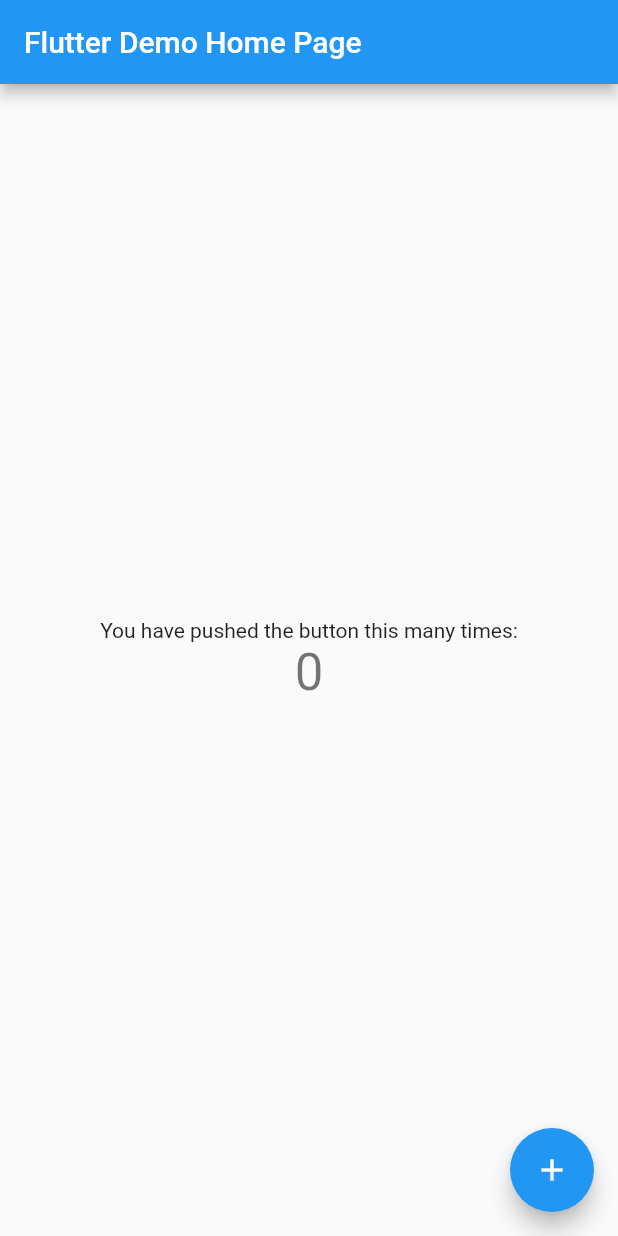
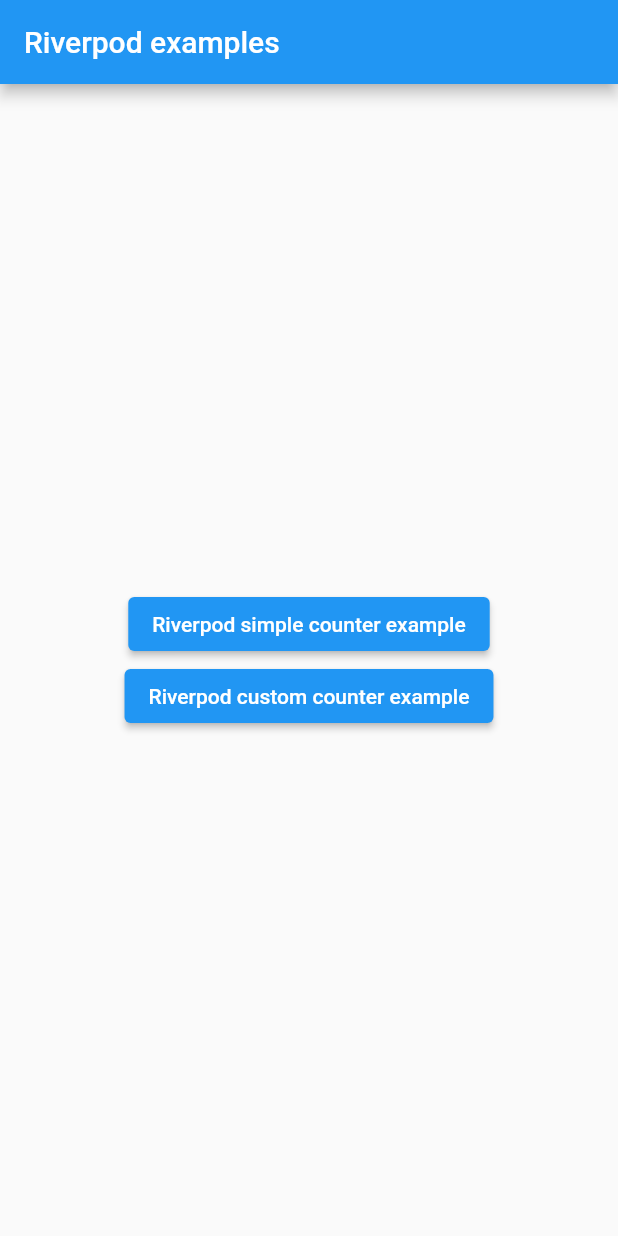
Before and after one commit to melany-182/software_control_riverpod, a Flutter app: the screen it shows after launch, on a phone screen of 412 x 824 dp. Run offline on Flutter 3.47's test engine with Material 2 defaults, Android fonts, the phone set to English and light mode, and no system bars; our stand-ins replace flutter_riverpod.

Commit message:
implementación del ejemplo básico de riverpod

```diff
--- a/lib/main.dart
+++ b/lib/main.dart
@@ -1,115 +1,55 @@
 import 'package:flutter/material.dart';
+import 'package:flutter_riverpod/flutter_riverpod.dart';
+import 'package:software_practica_riverpod/custom%20class/counter_custom.dart';
+import 'package:software_practica_riverpod/simple/counter_simple.dart';
 
 void main() {
-  runApp(const MyApp());
+  runApp(const ProviderScope(child: MyApp()));
 }
 
 class MyApp extends StatelessWidget {
-  const MyApp({super.key});
+  const MyApp({Key? key}) : super(key: key);
 
-  // This widget is the root of your application.
   @override
   Widget build(BuildContext context) {
-    return MaterialApp(
-      title: 'Flutter Demo',
-      theme: ThemeData(
-        // This is the theme of your application.
-        //
-        // Try running your application with "flutter run". You'll see the
-        // application has a blue toolbar. Then, without quitting the app, try
-        // changing the primarySwatch below to Colors.green and then invoke
-        // "hot reload" (press "r" in the console where you ran "flutter run",
-        // or simply save your changes to "hot reload" in a Flutter IDE).
-        // Notice that the counter didn't reset back to zero; the application
-        // is not restarted.
-        primarySwatch: Colors.blue,
-      ),
-      home: const MyHomePage(title: 'Flutter Demo Home Page'),
-    );
+    return MaterialApp(home: RiverpodHome());
   }
 }
 
-class MyHomePage extends StatefulWidget {
-  const MyHomePage({super.key, required this.title});
-
-  // This widget is the home page of your application. It is stateful, meaning
-  // that it has a State object (defined below) that contains fields that affect
-  // how it looks.
-
-  // This class is the configuration for the state. It holds the values (in this
-  // case the title) provided by the parent (in this case the App widget) and
-  // used by the build method of the State. Fields in a Widget subclass are
-  // always marked "final".
-
-  final String title;
-
-  @override
-  State<MyHomePage> createState() => _MyHomePageState();
-}
-
-class _MyHomePageState extends State<MyHomePage> {
-  int _counter = 0;
-
-  void _incrementCounter() {
-    setState(() {
-      // This call to setState tells the Flutter framework that something has
-      // changed in this State, which causes it to rerun the build method below
-      // so that the display can reflect the updated values. If we changed
-      // _counter without calling setState(), then the build method would not be
-      // called again, and so nothing would appear to happen.
-      _counter++;
-    });
-  }
-
+class RiverpodHome extends StatelessWidget {
   @override
   Widget build(BuildContext context) {
-    // This method is rerun every time setState is called, for instance as done
-    // by the _incrementCounter method above.
-    //
-    // The Flutter framework has been optimized to make rerunning build methods
-    // fast, so that you can just rebuild anything that needs updating rather
-    // than having to individually change instances of widgets.
     return Scaffold(
       appBar: AppBar(
-        // Here we take the value from the MyHomePage object that was created by
-        // the App.build method, and use it to set our appbar title.
-        title: Text(widget.title),
+        title: Text('Riverpod examples'),
       ),
       body: Center(
-        // Center is a layout widget. It takes a single child and positions it
-        // in the middle of the parent.
         child: Column(
-          // Column is also a layout widget. It takes a list of children and
-          // arranges them vertically. By default, it sizes itself to fit its
-          // children horizontally, and tries to be as tall as its parent.
-          //
-          // Invoke "debug painting" (press "p" in the console, choose the
-          // "Toggle Debug Paint" action from the Flutter Inspector in Android
-          // Studio, or the "Toggle Debug Paint" command in Visual Studio Code)
-          // to see the wireframe for each widget.
-          //
-          // Column has various properties to control how it sizes itself and
-          // how it positions its children. Here we use mainAxisAlignment to
-          // center the children vertically; the main axis here is the vertical
-          // axis because Columns are vertical (the cross axis would be
-          // horizontal).
           mainAxisAlignment: MainAxisAlignment.center,
-          children: <Widget>[
-            const Text(
-              'You have pushed the button this many times:',
+          children: [
+            ElevatedButton(
+              onPressed: () {
+                Navigator.of(context).push(
+                  MaterialPageRoute(
+                    builder: (context) => RiverpodSimpleCounterExample(),
+                  ),
+                );
+              },
+              child: Text('Riverpod simple counter example'),
             ),
-            Text(
-              '$_counter',
-              style: Theme.of(context).textTheme.headlineMedium,
+            ElevatedButton(
+              onPressed: () {
+                Navigator.of(context).push(
+                  MaterialPageRoute(
+                    builder: (context) => RiverpodCustomCounterExample(),
+                  ),
+                );
+              },
+              child: Text('Riverpod custom counter example'),
             ),
           ],
         ),
       ),
-      floatingActionButton: FloatingActionButton(
-        onPressed: _incrementCounter,
-        tooltip: 'Increment',
-        child: const Icon(Icons.add),
-      ), // This trailing comma makes auto-formatting nicer for build methods.
     );
   }
 }
```
Also changed, not shown: lib/custom class/counter_custom.dart (added, +37 -0 lines), lib/simple/counter_simple.dart (added, +23 -0 lines), pubspec.yaml (+2 -39 lines), pubspec.lock.
